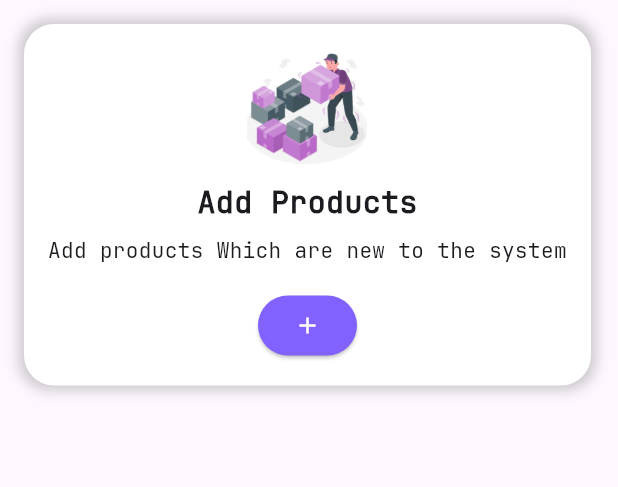
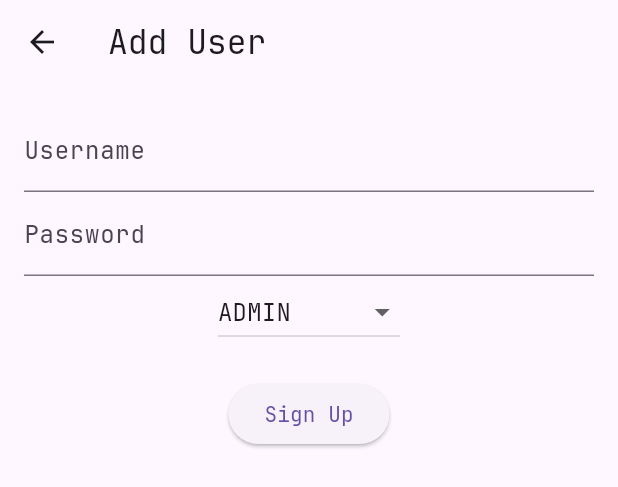
Before and after one commit to DileepaHSenid/smart-stock-app, a Flutter app: the CardToAdd widget shown alone on an empty page, opened directly, after a tap on the "add" icon, on a phone screen of 412 x 824 dp. Shown: the top 487 px of the screen. Run offline on Flutter 3.47's test engine with Material 3 defaults, Android fonts, the light colour scheme and no system bars; our stand-ins replace another_flushbar, carousel_slider, delightful_toast, fl_chart, get.

Commit message:
Create User

```diff
--- /dev/null
+++ b/lib/ui/Users/adduser.dart
@@ -0,0 +1,80 @@
+import 'package:another_flushbar/flushbar.dart';
+import 'package:flutter/material.dart';
+import 'package:project/controllers/user_controller.dart';
+
+
+class AddUserPage extends StatefulWidget {
+  @override
+  _AddUserPageState createState() => _AddUserPageState();
+}
+
+class _AddUserPageState extends State<AddUserPage> {
+  final TextEditingController _usernameController = TextEditingController();
+  final TextEditingController _passwordController = TextEditingController();
+  String _role = 'ADMIN'; // Default role
+  final AddUserController _controller = AddUserController(baseUrl: 'http://10.0.2.2:8080');
+
+  void _signUpUser() {
+    String username = _usernameController.text.trim();
+    String password = _passwordController.text.trim();
+
+    if (username.isNotEmpty && password.isNotEmpty) {
+      _controller.signUpUser(username, password, _role, context);
+    } else {
+      Flushbar(
+        message: 'Please fill in all fields',
+        duration: Duration(seconds: 3),
+        flushbarPosition: FlushbarPosition.TOP,
+      backgroundColor: Colors.red,
+      icon: Icon(
+        Icons.check_circle,
+        color: Colors.white,
+      ),
+      )..show(context);
+    }
+  }
+
+  @override
+  Widget build(BuildContext context) {
+    return Scaffold(
+      appBar: AppBar(
+        title: Text('Add User'),
+      ),
+      body: Padding(
+        padding: const EdgeInsets.all(16.0),
+        child: Column(
+          children: [
+            TextField(
+              controller: _usernameController,
+              decoration: InputDecoration(labelText: 'Username'),
+            ),
+            TextField(
+              controller: _passwordController,
+              decoration: InputDecoration(labelText: 'Password'),
+              obscureText: true,
+            ),
+            DropdownButton<String>(
+              value: _role,
+              items: ['ADMIN', 'MAINTAINER'].map((String value) {
+                return DropdownMenuItem<String>(
+                  value: value,
+                  child: Text(value),
+                );
+              }).toList(),
+              onChanged: (newValue) {
+                setState(() {
+                  _role = newValue!;
+                });
+              },
+            ),
+            SizedBox(height: 20),
+            ElevatedButton(
+              onPressed: _signUpUser,
+              child: Text('Sign Up'),
+            ),
+          ],
+        ),
+      ),
+    );
+  }
+}
--- a/lib/ui/itemadd/card-add.dart
+++ b/lib/ui/itemadd/card-add.dart
@@ -4,14 +4,14 @@ class CardToAdd extends StatelessWidget {
   final String text;
   final String title;
   final String imageLink;
-  final String navigationLink;
+  final VoidCallback navigationCallback;
 
   const CardToAdd({
     super.key,
     required this.text,
     required this.title,
     required this.imageLink,
-    required this.navigationLink,
+    required this.navigationCallback,
   });
 
   @override
@@ -62,9 +62,7 @@ class CardToAdd extends StatelessWidget {
                   borderRadius: BorderRadius.circular(20.0),
                 ),
               ),
-              onPressed: () {
-                // OnPressed logic here
-              },
+              onPressed: navigationCallback,
               child: const Icon(Icons.add, color: Colors.white),
             ),
           ],
```
Also changed, not shown: lib/controllers/user_controller.dart (added, +77 -0 lines), lib/ui/itemadd/additems.dart (+29 -10 lines).
